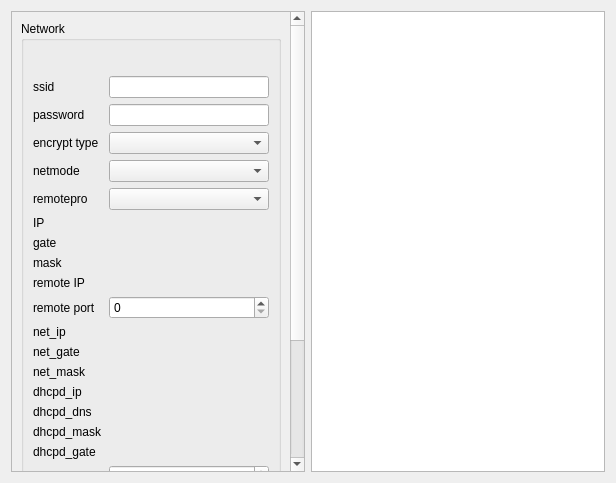
Before: the Qt Designer form Qt/my_programm/WiFi/Test_HLK_RM04/src/hlk_rm04_widget/src/ui/hlk_rm04_widget.ui in RinatB2017/mega_GIT, drawn with Qt 5.
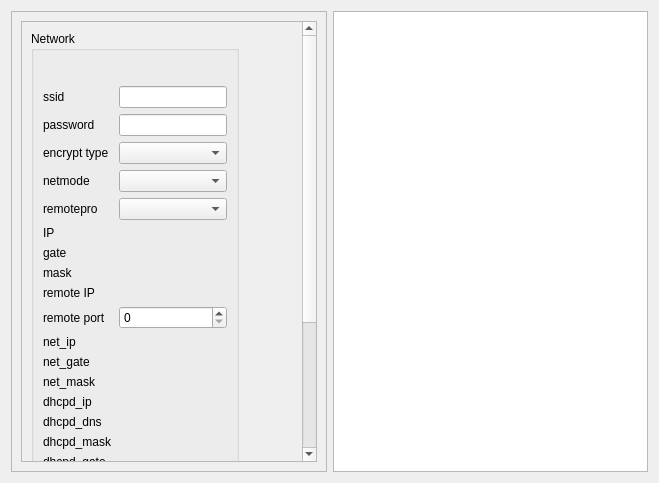
After: the same form once the commit is applied. Custom widgets are drawn as their Qt base class.

What changed in the file:
```diff
--- a/Qt/my_programm/WiFi/Test_HLK_RM04/src/hlk_rm04_widget/src/ui/hlk_rm04_widget.ui
+++ b/Qt/my_programm/WiFi/Test_HLK_RM04/src/hlk_rm04_widget/src/ui/hlk_rm04_widget.ui
@@ -6,7 +6,7 @@
    <rect>
     <x>0</x>
     <y>0</y>
-    <width>616</width>
+    <width>659</width>
     <height>483</height>
    </rect>
   </property>
@@ -15,12 +15,16 @@
   </property>
   <layout class="QHBoxLayout" name="horizontalLayout">
    <item>
-    <layout class="QVBoxLayout" name="verticalLayout_2">
+    <widget class="QFrame" name="frame">
+     <property name="frameShape">
+      <enum>QFrame::StyledPanel</enum>
+     </property>
+     <property name="frameShadow">
+      <enum>QFrame::Raised</enum>
+     </property>
+     <layout class="QVBoxLayout" name="verticalLayout">
      <item>
       <widget class="QScrollArea" name="scrollArea_2">
-       <property name="horizontalScrollBarPolicy">
-        <enum>Qt::ScrollBarAlwaysOff</enum>
-       </property>
        <property name="widgetResizable">
         <bool>true</bool>
        </property>
@@ -29,13 +33,19 @@
          <rect>
           <x>0</x>
           <y>0</y>
-          <width>273</width>
+           <width>280</width>
           <height>750</height>
          </rect>
         </property>
         <layout class="QVBoxLayout" name="verticalLayout_4">
          <item>
           <widget class="QGroupBox" name="groupBox">
+            <property name="sizePolicy">
+             <sizepolicy hsizetype="Fixed" vsizetype="Preferred">
+              <horstretch>0</horstretch>
+              <verstretch>0</verstretch>
+             </sizepolicy>
+            </property>
            <property name="title">
             <string>Network</string>
            </property>
@@ -326,6 +336,10 @@
       </widget>
      </item>
     </layout>
+    </widget>
+   </item>
+   <item>
+    <layout class="QVBoxLayout" name="verticalLayout_2"/>
    </item>
    <item>
     <widget class="LogBox" name="log_widget"/>
@@ -333,18 +347,18 @@
   </layout>
  </widget>
  <customwidgets>
-  <customwidget>
-   <class>LogBox</class>
-   <extends>QTextEdit</extends>
-   <header>logbox.hpp</header>
-   <container>1</container>
-  </customwidget>
   <customwidget>
    <class>SerialBox5_fix_baudrate</class>
    <extends>QWidget</extends>
    <header>serialbox5_fix_baudrate.hpp</header>
    <container>1</container>
   </customwidget>
+  <customwidget>
+   <class>LogBox</class>
+   <extends>QTextEdit</extends>
+   <header>logbox.hpp</header>
+   <container>1</container>
+  </customwidget>
   <customwidget>
    <class>IPV4_wo_port</class>
    <extends>QWidget</extends>
```
Left out of the diff: 2 changed lines with no effect on the pictures. Lines whose indentation alone changed are shown as unchanged.
